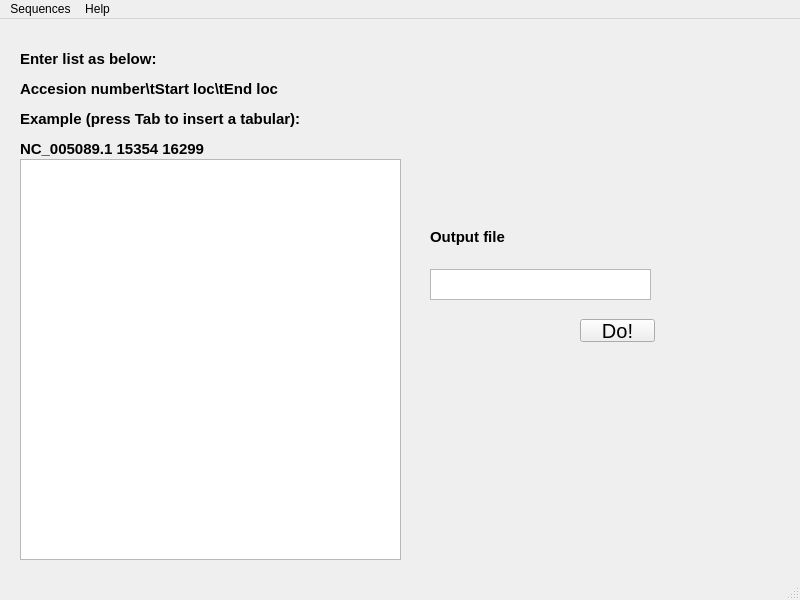
Above: src/gaosb/gui/Gao's SB.ui from bioinformatist/Gao-s-SB before the change. Below: the same form after it.
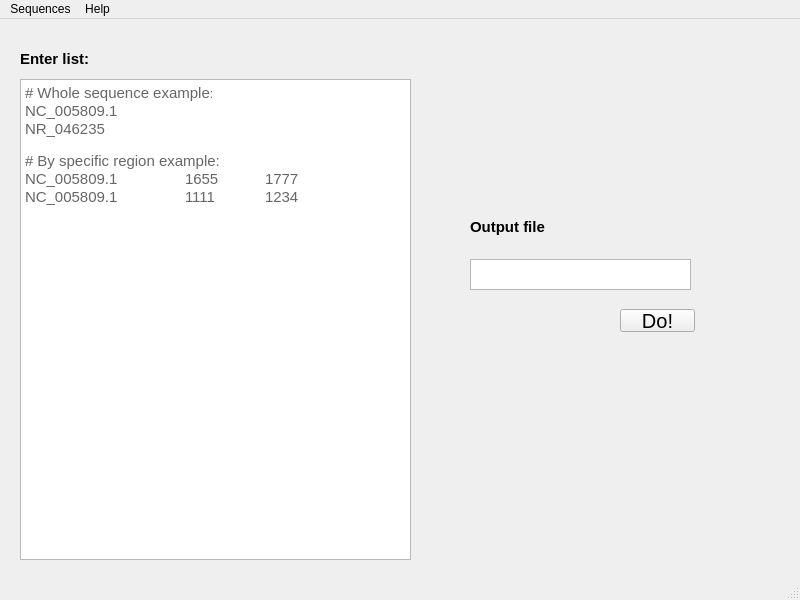
That is the form after the change. The open tabs and pages were chosen to show the change.

The edit to the form file:
```diff
--- a/src/gaosb/gui/Gao's SB.ui
+++ b/src/gaosb/gui/Gao's SB.ui
@@ -178,30 +178,44 @@
       <property name="geometry">
        <rect>
         <x>10</x>
-        <y>130</y>
-        <width>381</width>
-        <height>401</height>
+        <y>50</y>
+        <width>391</width>
+        <height>481</height>
        </rect>
       </property>
+      <property name="html">
+       <string>&lt;!DOCTYPE HTML PUBLIC &quot;-//W3C//DTD HTML 4.0//EN&quot; &quot;http://www.w3.org/TR/REC-html40/strict.dtd&quot;&gt;
+&lt;html&gt;&lt;head&gt;&lt;meta name=&quot;qrichtext&quot; content=&quot;1&quot; /&gt;&lt;style type=&quot;text/css&quot;&gt;
+p, li { white-space: pre-wrap; }
+&lt;/style&gt;&lt;/head&gt;&lt;body style=&quot; font-family:'SimSun'; font-size:9pt; font-weight:400; font-style:normal;&quot;&gt;
+&lt;p style=&quot; margin-top:0px; margin-bottom:0px; margin-left:0px; margin-right:0px; -qt-block-indent:0; text-indent:0px;&quot;&gt;&lt;span style=&quot; font-size:11pt; color:#666666;&quot;&gt;# Whole sequence example&lt;/span&gt;&lt;span style=&quot; color:#666666;&quot;&gt;:&lt;/span&gt;&lt;/p&gt;
+&lt;p style=&quot; margin-top:0px; margin-bottom:0px; margin-left:0px; margin-right:0px; -qt-block-indent:0; text-indent:0px;&quot;&gt;&lt;span style=&quot; font-size:11pt; color:#666666;&quot;&gt;NC_005809.1&lt;/span&gt;&lt;/p&gt;
+&lt;p style=&quot; margin-top:0px; margin-bottom:0px; margin-left:0px; margin-right:0px; -qt-block-indent:0; text-indent:0px;&quot;&gt;&lt;span style=&quot; font-size:11pt; color:#666666;&quot;&gt;NR_046235&lt;/span&gt;&lt;/p&gt;
+&lt;p style=&quot;-qt-paragraph-type:empty; margin-top:0px; margin-bottom:0px; margin-left:0px; margin-right:0px; -qt-block-indent:0; text-indent:0px;&quot;&gt;&lt;br /&gt;&lt;/p&gt;
+&lt;p style=&quot; margin-top:0px; margin-bottom:0px; margin-left:0px; margin-right:0px; -qt-block-indent:0; text-indent:0px;&quot;&gt;&lt;span style=&quot; font-size:11pt; color:#666666;&quot;&gt;# By specific region example:&lt;/span&gt;&lt;/p&gt;
+&lt;p style=&quot; margin-top:0px; margin-bottom:0px; margin-left:0px; margin-right:0px; -qt-block-indent:0; text-indent:0px;&quot;&gt;&lt;span style=&quot; font-size:11pt; color:#666666;&quot;&gt;NC_005809.1	1655	1777&lt;/span&gt;&lt;/p&gt;
+&lt;p style=&quot; margin-top:0px; margin-bottom:0px; margin-left:0px; margin-right:0px; -qt-block-indent:0; text-indent:0px;&quot;&gt;&lt;span style=&quot; font-size:11pt; color:#666666;&quot;&gt;NC_005809.1	1111	1234&lt;/span&gt;&lt;/p&gt;
+&lt;p style=&quot;-qt-paragraph-type:empty; margin-top:0px; margin-bottom:0px; margin-left:0px; margin-right:0px; -qt-block-indent:0; text-indent:0px; font-size:11pt; color:#666666;&quot;&gt;&lt;br /&gt;&lt;/p&gt;&lt;/body&gt;&lt;/html&gt;</string>
+      </property>
      </widget>
      <widget class="QLabel" name="label_accessionList">
       <property name="geometry">
        <rect>
         <x>10</x>
         <y>20</y>
-        <width>641</width>
-        <height>111</height>
+        <width>471</width>
+        <height>21</height>
        </rect>
       </property>
       <property name="text">
-       <string>&lt;html&gt;&lt;head/&gt;&lt;body&gt;&lt;p&gt;&lt;span style=&quot; font-size:11pt; font-weight:600;&quot;&gt;Enter list as below:&lt;/span&gt;&lt;/p&gt;&lt;p&gt;&lt;span style=&quot; font-size:11pt; font-weight:600;&quot;&gt;Accesion number\tStart loc\tEnd loc&lt;/span&gt;&lt;/p&gt;&lt;p&gt;&lt;span style=&quot; font-size:11pt; font-weight:600;&quot;&gt;Example (press Tab to insert a tabular):&lt;/span&gt;&lt;/p&gt;&lt;p&gt;&lt;span style=&quot; font-size:11pt; font-weight:600;&quot;&gt;NC_005089.1 15354 16299&lt;/span&gt;&lt;/p&gt;&lt;/body&gt;&lt;/html&gt;</string>
+       <string>&lt;html&gt;&lt;head/&gt;&lt;body&gt;&lt;p&gt;&lt;span style=&quot; font-size:11pt; font-weight:600;&quot;&gt;Enter list:&lt;/span&gt;&lt;/p&gt;&lt;/body&gt;&lt;/html&gt;</string>
       </property>
      </widget>
      <widget class="QLabel" name="label_3">
       <property name="geometry">
        <rect>
-        <x>420</x>
-        <y>200</y>
+        <x>460</x>
+        <y>190</y>
         <width>191</width>
         <height>16</height>
        </rect>
@@ -220,8 +234,8 @@
      <widget class="QTextEdit" name="textEdit_downloadSeqDestination">
       <property name="geometry">
        <rect>
-        <x>420</x>
-        <y>240</y>
+        <x>460</x>
+        <y>230</y>
         <width>221</width>
         <height>31</height>
        </rect>
@@ -230,8 +244,8 @@
      <widget class="QPushButton" name="pushButton_doDownloadSeq">
       <property name="geometry">
        <rect>
-        <x>570</x>
-        <y>290</y>
+        <x>610</x>
+        <y>280</y>
         <width>75</width>
         <height>23</height>
        </rect>
```
Left out of the diff: 11 changed lines with no effect on the pictures.
